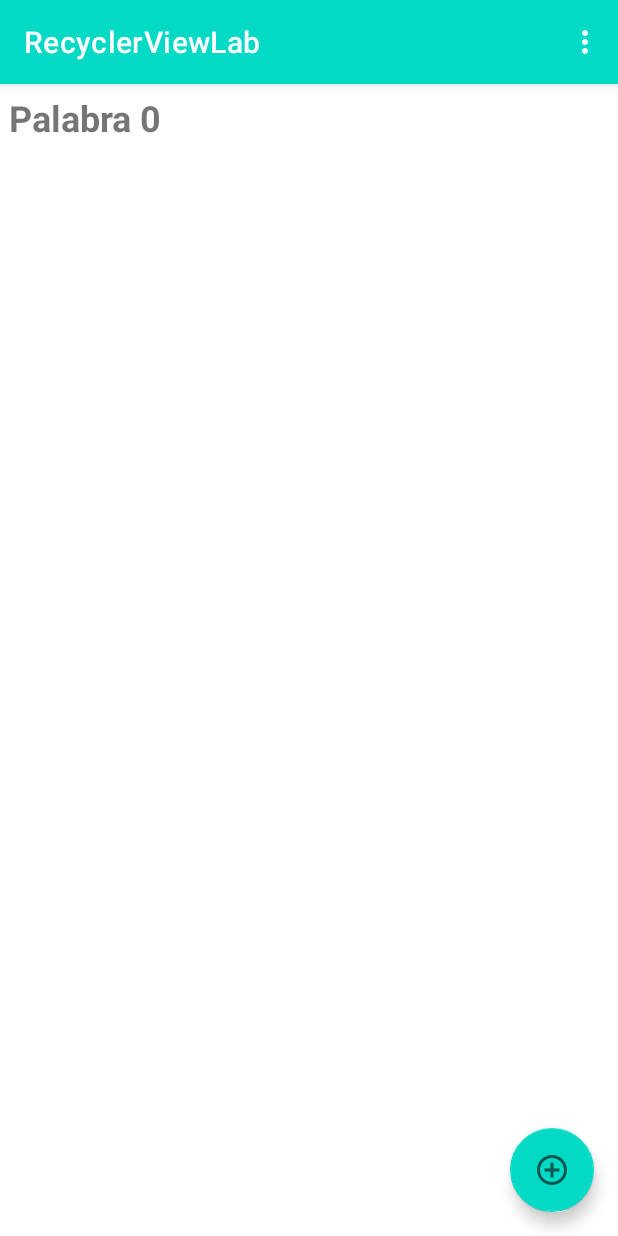
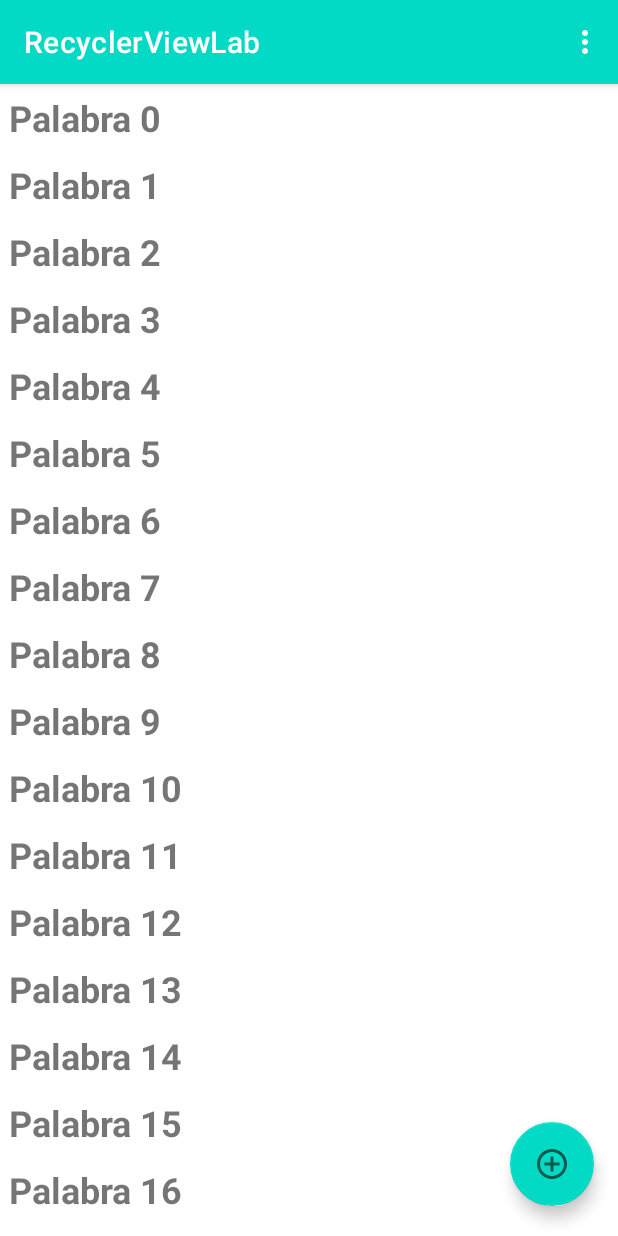
Before and after one commit to LTRIPLEY27/M08_Lab_ReciclerView, an Android app: the screen it shows after launch (MainActivity), on a phone screen of 412 x 824 dp. Run offline under Robolectric (Android 15) with nearby library versions, the phone set to English and light mode, and no system bars; our stand-ins replace navigation-ui.

Commit message:
repair recycler view

```diff
--- a/app/src/main/java/isabelcalzadilla/ioc/recyclerviewlab/MainActivity.java
+++ b/app/src/main/java/isabelcalzadilla/ioc/recyclerviewlab/MainActivity.java
@@ -41,19 +41,6 @@ public class MainActivity extends AppCompatActivity {
 
         setSupportActionBar(binding.toolbar);
 
-        /*NavController navController = Navigation.findNavController(this, R.id.nav_host_fragment_content_main);
-        appBarConfiguration = new AppBarConfiguration.Builder(navController.getGraph()).build();
-        NavigationUI.setupActionBarWithNavController(this, navController, appBarConfiguration);
-
-        binding.fab.setOnClickListener(new View.OnClickListener() {
-            @Override
-            public void onClick(View view) {
-                Snackbar.make(view, "Replace with your own action", Snackbar.LENGTH_LONG)
-                        .setAction("Action", null).show();
-            }
-        });
-*/
-
         // ADICIÓN DEL BLOQUE DE CÓDIGO DEL CODELAB (LINKEDLIST SECTION)
 
         for(int i = 0; i < 20; i++){
@@ -68,30 +55,19 @@ public class MainActivity extends AppCompatActivity {
 
     @Override
     public boolean onCreateOptionsMenu(Menu menu) {
-        // Inflate the menu; this adds items to the action bar if it is present.
+
         getMenuInflater().inflate(R.menu.menu_main, menu);
         return true;
     }
 
     @Override
     public boolean onOptionsItemSelected(MenuItem item) {
-        // Handle action bar item clicks here. The action bar will
-        // automatically handle clicks on the Home/Up button, so long
-        // as you specify a parent activity in AndroidManifest.xml.
         int id = item.getItemId();
 
-        //noinspection SimplifiableIfStatement
         if (id == R.id.action_settings) {
             return true;
         }
 
         return super.onOptionsItemSelected(item);
     }
-
-   /* @Override
-    public boolean onSupportNavigateUp() {
-        NavController navController = Navigation.findNavController(this, R.id.nav_host_fragment_content_main);
-        return NavigationUI.navigateUp(navController, appBarConfiguration)
-                || super.onSupportNavigateUp();
-    }*/
 }
--- a/app/src/main/java/isabelcalzadilla/ioc/recyclerviewlab/WordListAdapter.java
+++ b/app/src/main/java/isabelcalzadilla/ioc/recyclerviewlab/WordListAdapter.java
@@ -59,7 +59,8 @@ public class WordListAdapter extends RecyclerView.Adapter<WordListAdapter.WordVi
     // RETORNA LA DIMENSIÓN DEL LINKEDLIST
     @Override
     public int getItemCount() {
-        return mWordList.size();
+
+        return mWordList.size() + 1;
     } // 'EL CECICLER VIEW ES GENÉRICO
 
 
--- a/app/src/main/res/layout/activity_main.xml
+++ b/app/src/main/res/layout/activity_main.xml
@@ -28,7 +28,7 @@
         android:layout_height="wrap_content"
         android:layout_gravity="bottom|end"
         android:layout_marginEnd="@dimen/fab_margin"
-        android:layout_marginBottom="16dp"
+        android:layout_marginBottom="20dp"
         app:srcCompat="@drawable/ic_add_for_fab" />
 
 </androidx.coordinatorlayout.widget.CoordinatorLayout>
--- a/app/src/main/res/layout/content_main.xml
+++ b/app/src/main/res/layout/content_main.xml
@@ -10,6 +10,6 @@
         <androidx.recyclerview.widget.RecyclerView
             android:id="@+id/reciclerView"
             android:layout_width="match_parent"
-            android:layout_height="match_parent">
+            android:layout_height="wrap_content">
         </androidx.recyclerview.widget.RecyclerView>
 </androidx.appcompat.widget.LinearLayoutCompat>
--- a/app/src/main/res/layout/wordlist_item.xml
+++ b/app/src/main/res/layout/wordlist_item.xml
@@ -2,11 +2,12 @@
 <LinearLayout xmlns:android="http://schemas.android.com/apk/res/android"
     android:orientation="vertical"
     android:layout_width="match_parent"
-    android:layout_height="match_parent"
+    android:layout_height="wrap_content"
     android:padding="6dp">
 
     <!--ADICIÓN DEL STYLE 'WORD_TITLE INDICADO EN EL LAB-->
     <TextView
         android:id="@+id/word"
-        style="@style/word_title" />
+        style="@style/word_title"
+         />
 </LinearLayout>
```
Also changed, not shown: app/src/main/res/navigation/nav_graph.xml (deleted, +0 -28 lines), app/src/main/res/values/strings.xml (+1 -7 lines).
